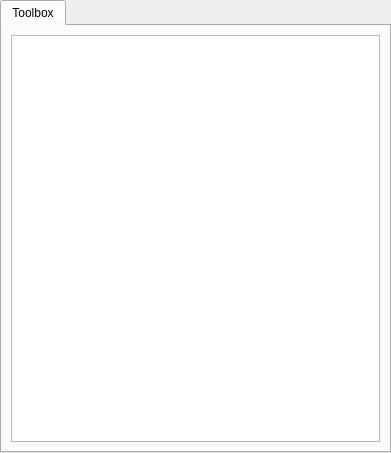
Old version of the form ui/threedi_toolbox_dockwidget_base.ui in the repository nens/threedi-results-analysis.
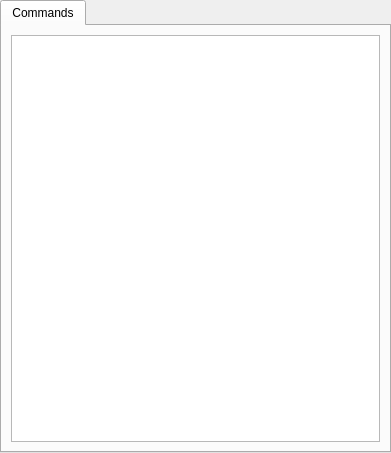
New version of the form.

Commit message: change titels of widgets and menu_text

What changed in the file:
```diff
--- a/ui/threedi_toolbox_dockwidget_base.ui
+++ b/ui/threedi_toolbox_dockwidget_base.ui
@@ -21,7 +21,7 @@
      </property>
      <widget class="QWidget" name="tab">
       <attribute name="title">
-       <string>Toolbox</string>
+       <string>Commands</string>
       </attribute>
       <layout class="QVBoxLayout" name="verticalLayout">
        <item>
```
Left out of the diff: 2 changed lines with no effect on the pictures. The commit also changes 3 other files.
